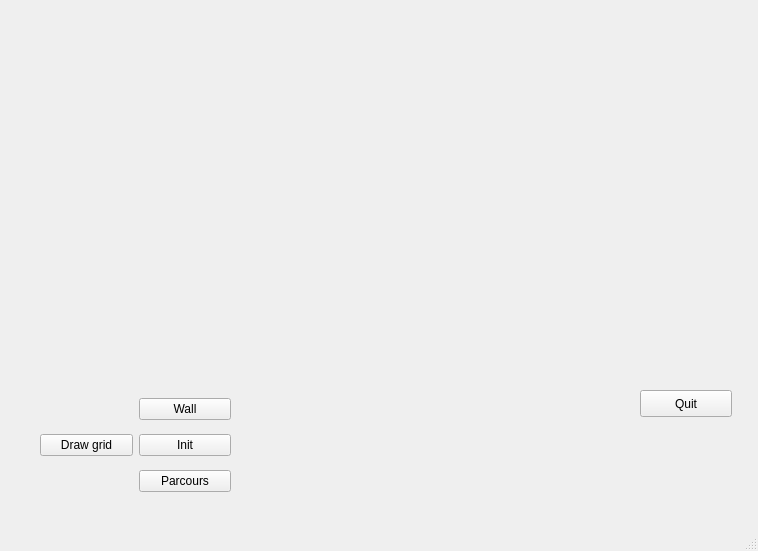
Qt form Projet/src/mainwindow.ui (CPELyon/2122_4imi_cpp_projet-projet_delaplaine_tran) before a commit.
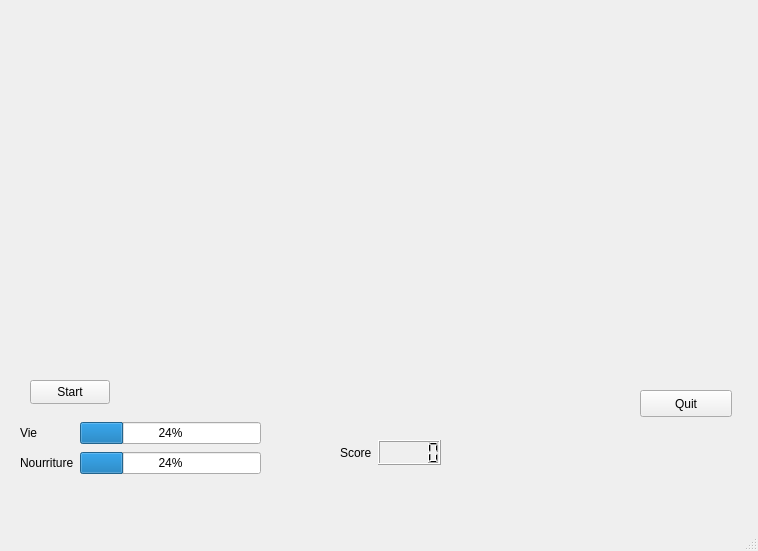
The same form after that commit.

Patch:
```diff
--- a/Projet/src/mainwindow.ui
+++ b/Projet/src/mainwindow.ui
@@ -38,47 +38,78 @@
     </property>
     <layout class="QVBoxLayout" name="layout_scene"/>
    </widget>
+   <widget class="QPushButton" name="Lancer">
+    <property name="geometry">
+     <rect>
+      <x>30</x>
+      <y>380</y>
+      <width>80</width>
+      <height>24</height>
+     </rect>
+    </property>
+    <property name="text">
+     <string>Start</string>
+    </property>
+   </widget>
    <widget class="QWidget" name="">
     <property name="geometry">
      <rect>
-      <x>40</x>
-      <y>390</y>
-      <width>191</width>
-      <height>111</height>
+      <x>20</x>
+      <y>420</y>
+      <width>241</width>
+      <height>56</height>
+     </rect>
+    </property>
+    <layout class="QGridLayout" name="gridLayout">
+     <item row="0" column="0">
+      <widget class="QLabel" name="label">
+       <property name="text">
+        <string>Vie</string>
+       </property>
+      </widget>
+     </item>
+     <item row="0" column="1">
+      <widget class="QProgressBar" name="vie">
+       <property name="value">
+        <number>24</number>
+       </property>
+      </widget>
+     </item>
+     <item row="1" column="0">
+      <widget class="QLabel" name="label_2">
+       <property name="text">
+        <string>Nourriture</string>
+       </property>
+      </widget>
+     </item>
+     <item row="1" column="1">
+      <widget class="QProgressBar" name="miam">
+       <property name="value">
+        <number>24</number>
+       </property>
+      </widget>
+     </item>
+    </layout>
+   </widget>
+   <widget class="QWidget" name="">
+    <property name="geometry">
+     <rect>
+      <x>340</x>
+      <y>440</y>
+      <width>101</width>
+      <height>25</height>
      </rect>
     </property>
     <layout class="QHBoxLayout" name="horizontalLayout">
      <item>
-      <widget class="QPushButton" name="draw">
+      <widget class="QLabel" name="score_label">
        <property name="text">
-        <string>Draw grid</string>
+        <string>Score</string>
        </property>
       </widget>
      </item>
      <item>
-      <layout class="QVBoxLayout" name="verticalLayout">
-       <item>
-        <widget class="QPushButton" name="wall">
-         <property name="text">
-          <string>Wall</string>
-         </property>
-        </widget>
-       </item>
-       <item>
-        <widget class="QPushButton" name="init">
-         <property name="text">
-          <string>Init</string>
-         </property>
-        </widget>
-       </item>
-       <item>
-        <widget class="QPushButton" name="parcours">
-         <property name="text">
-          <string>Parcours</string>
-         </property>
-        </widget>
-       </item>
-      </layout>
+      <widget class="QLCDNumber" name="score"/>
      </item>
     </layout>
    </widget>
```
Left out of the diff: 70 changed lines with no effect on the pictures.
